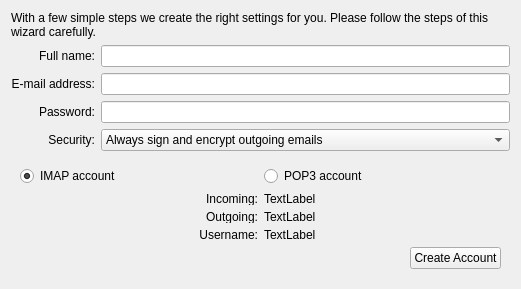
Above: accountwizard/src/ui/personaldatapage.ui from KDE/kdepim before the change. Below: the same form after it.
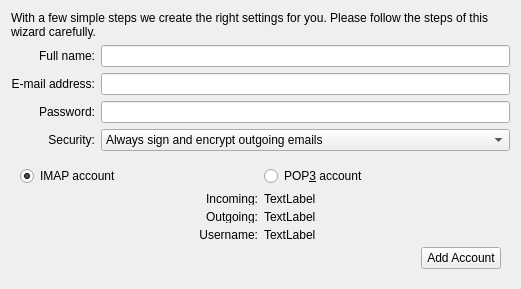
That is the form after the change. The open tabs and pages were chosen to show the change. Custom widgets are drawn as their Qt base class.

Commit message:
Fix bug 366486 - Account Assistant "Create Account" is misleading
FIXED-IN: 5.4.0

```diff
--- a/accountwizard/src/ui/personaldatapage.ui
+++ b/accountwizard/src/ui/personaldatapage.ui
@@ -189,7 +189,7 @@
          <item>
           <widget class="QRadioButton" name="pop3Account">
            <property name="text">
-            <string>POP3 account</string>
+            <string>POP&amp;3 account</string>
            </property>
            <attribute name="buttonGroup">
             <string notr="true">buttonGroup</string>
@@ -271,7 +271,7 @@
          <item>
           <widget class="QPushButton" name="createAccountPb">
            <property name="text">
-            <string>Create Account</string>
+            <string>Add Account</string>
            </property>
           </widget>
          </item>
```
Left out of the diff: 2 changed lines with no effect on the pictures.
